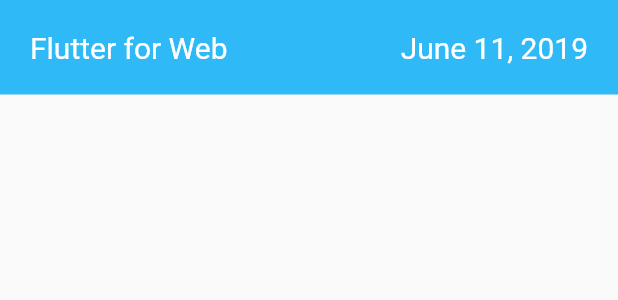
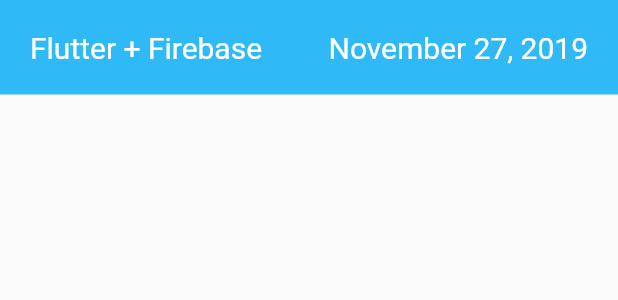
Before and after one commit to kwight/presi-gdg, a Flutter app: the Header widget shown alone on an empty page, opened directly, on a phone screen of 412 x 824 dp. Shown: the top 300 px of the screen. Run offline on Flutter 3.47's test engine with Material 2 defaults, Android fonts, the phone set to English and light mode, and no system bars; missing offline and left inert: dart:html.

Commit message:
Update header and footer.

```diff
--- a/lib/widgets/footer.dart
+++ b/lib/widgets/footer.dart
@@ -20,8 +20,8 @@
             text: TextSpan(
               recognizer: TapGestureRecognizer()
                 ..onTap = () => html.window.location.href =
-                    'https://www.meetup.com/Flutter-Vancouver/',
-              text: 'Flutter Vancouver ',
+                    'https://www.meetup.com/GDGCloudVancouver',
+              text: 'GDG - Cloud Vancouver ',
               style: CupertinoTheme.of(context).textTheme.navTitleTextStyle,
               children: <TextSpan>[
                 TextSpan(
@@ -31,7 +31,7 @@
                   ),
                 ),
                 TextSpan(
-                  text: ' meetup.com/Flutter-Vancouver',
+                  text: ' meetup.com/GDGCloudVancouver',
                 ),
               ],
             ),
--- a/lib/widgets/header.dart
+++ b/lib/widgets/header.dart
@@ -14,11 +14,11 @@
         mainAxisAlignment: MainAxisAlignment.spaceBetween,
         children: <Widget>[
           Text(
-            'Flutter for Web',
+            'Flutter + Firebase',
             style: CupertinoTheme.of(context).textTheme.navTitleTextStyle,
           ),
           Text(
-            'June 11, 2019',
+            'November 27, 2019',
             style: CupertinoTheme.of(context).textTheme.navTitleTextStyle,
           ),
         ],
```
